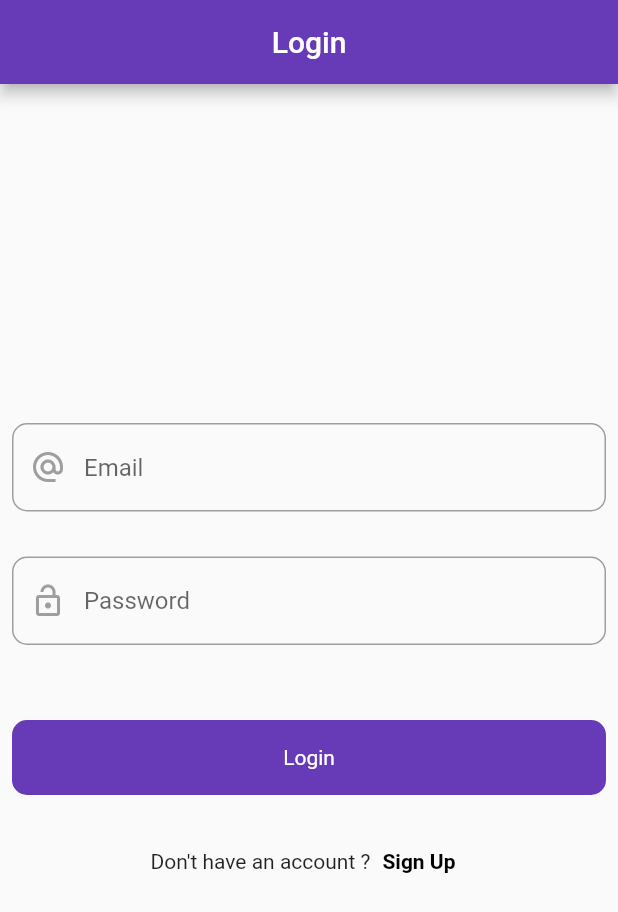
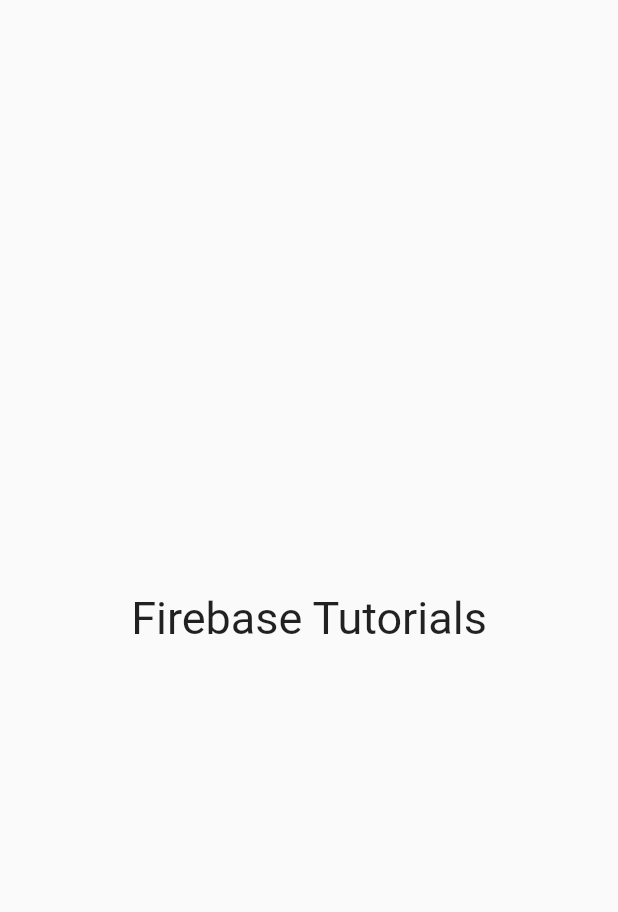
Before and after one commit to narayannalbhe1/firebase_notifications, a Flutter app: the first screen one second after launch, on a phone screen of 412 x 824 dp. Shown: the top 912 px of the screen. Run offline on Flutter 3.47's test engine with Material 2 defaults, Android fonts, the phone set to English and light mode, and no system bars; our stand-ins replace firebase_auth, firebase_core, firebase_messaging, fluttertoast; accounts and stored records are empty.

Commit message:
27 Dec 2023 narayan_dev

```diff
--- /dev/null
+++ b/lib/SplashScreen.dart
@@ -0,0 +1,32 @@
+import 'package:firebase_notifications/Firebase%20Services/SplashServices.dart';
+import 'package:flutter/material.dart';
+
+class SplashScreen extends StatefulWidget {
+  const SplashScreen({super.key});
+
+  @override
+  State<SplashScreen> createState() => _SplashScreenState();
+}
+
+class _SplashScreenState extends State<SplashScreen> {
+
+  SplashServices splashScreen = SplashServices();
+
+  @override
+  void initState() {
+    // TODO: implement initState
+    super.initState();
+    splashScreen.isLogin(context);
+  }
+
+  @override
+  Widget build(BuildContext context) {
+    return const Scaffold(
+      body: Center(
+        child: Text('Firebase Tutorials',style: TextStyle(
+          fontSize: 30
+        ),),
+      ),
+    );
+  }
+}
--- a/lib/auth/LoginScreen.dart
+++ b/lib/auth/LoginScreen.dart
@@ -64,7 +64,7 @@ class _LoginScreenState extends State<LoginScreen> {
       child: Scaffold(
         appBar: AppBar(
           backgroundColor: Colors.deepPurple,
-          automaticallyImplyLeading: true,
+          automaticallyImplyLeading: false,
           title: Center(child: Text('Login')),
         ),
         body: Padding(
--- a/lib/main.dart
+++ b/lib/main.dart
@@ -1,4 +1,5 @@
 import 'package:firebase_core/firebase_core.dart';
+import 'package:firebase_notifications/SplashScreen.dart';
 import 'package:flutter/material.dart';
 import 'package:firebase_messaging/firebase_messaging.dart';
 import 'package:firebase_notifications/auth/LoginScreen.dart';
@@ -23,7 +24,7 @@ class MyApp extends StatelessWidget {
       theme: ThemeData(
         primarySwatch: Colors.blue,
       ),
-      home: const LoginScreen(),
+      home: const SplashScreen(),
     );
   }
 }
```
Also changed, not shown: lib/Firebase Services/SplashServices.dart (added, +23 -0 lines), lib/posts/post_screen.dart (+18 -0 lines).
